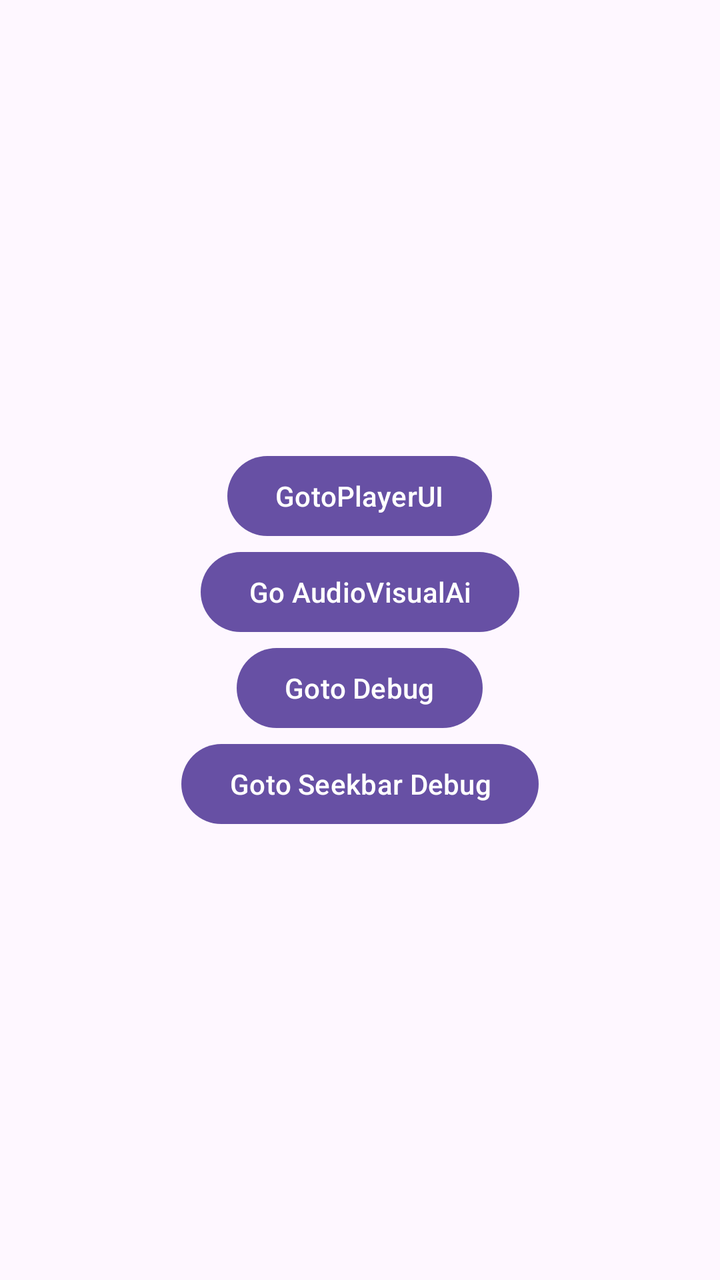
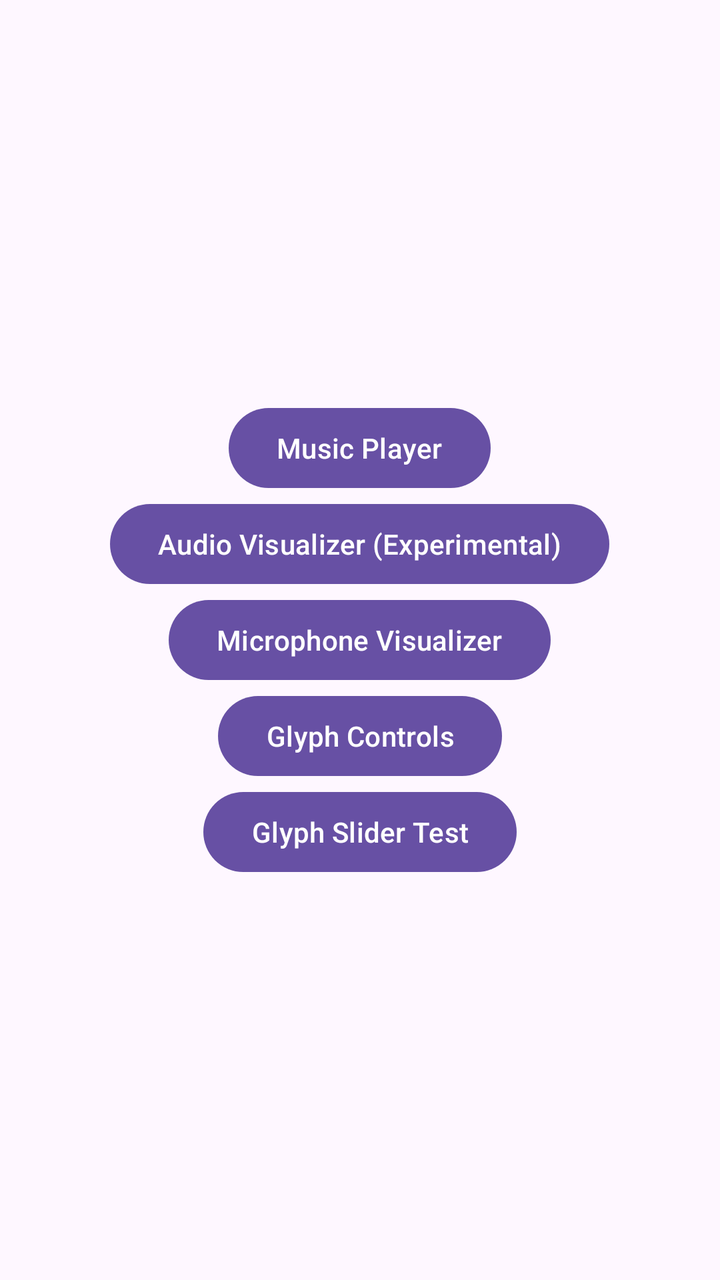

Two renders of the same Android screen: before a commit and after it. Below are the layout's source before the change and the commit's diff.
<!-- AndroidManifest.xml: application theme Theme.GlyphPlayer -->
<!-- res/layout/activity_main.xml -->
<?xml version="1.0" encoding="utf-8"?>
<androidx.constraintlayout.widget.ConstraintLayout xmlns:android="http://schemas.android.com/apk/res/android"
    xmlns:app="http://schemas.android.com/apk/res-auto"
    xmlns:tools="http://schemas.android.com/tools"
    android:id="@+id/main"
    android:layout_width="match_parent"
    android:layout_height="match_parent"
    tools:context=".ui.MainActivity">

    <LinearLayout
        android:layout_width="match_parent"
        android:layout_height="match_parent"
        android:orientation="vertical"
        android:gravity="center">


        <Button
            android:id="@+id/btnPlayerUI"
            android:layout_width="wrap_content"
            android:layout_height="wrap_content"
            android:text="GotoPlayerUI" />
        <Button
            android:id="@+id/btnGoAudioVisualAi"
            android:layout_width="wrap_content"
            android:layout_height="wrap_content"
            android:text="Go AudioVisualAi"/>

        <Button
            android:id="@+id/btnGoDebug"
            android:layout_width="wrap_content"
            android:layout_height="wrap_content"
            android:text="Goto Debug"/>

        <Button
            android:id="@+id/btnGoSeekbarDebug"
            android:layout_width="wrap_content"
            android:layout_height="wrap_content"
            android:text="Goto Seekbar Debug"/>

    </LinearLayout>

</androidx.constraintlayout.widget.ConstraintLayout>
<!-- resources referenced by this layout -->
<resources>
  <style name="Theme.GlyphPlayer" parent="Base.Theme.GlyphPlayer" />
  <style name="Base.Theme.GlyphPlayer" parent="Theme.Material3.DayNight.NoActionBar">
          
          
      </style>
</resources>

<!-- the commit's change to res/layout/activity_main.xml (unified diff, before → after) -->
@@ -18,24 +18,30 @@
             android:id="@+id/btnPlayerUI"
             android:layout_width="wrap_content"
             android:layout_height="wrap_content"
-            android:text="GotoPlayerUI" />
+            android:text="Music Player" />
         <Button
             android:id="@+id/btnGoAudioVisualAi"
             android:layout_width="wrap_content"
             android:layout_height="wrap_content"
-            android:text="Go AudioVisualAi"/>
+            android:text="Audio Visualizer (Experimental)"/>
+
+        <Button
+            android:id="@+id/btnMicrophoneVisualizer"
+            android:layout_width="wrap_content"
+            android:layout_height="wrap_content"
+            android:text="@string/microphone_visualizer" />
 
         <Button
             android:id="@+id/btnGoDebug"
             android:layout_width="wrap_content"
             android:layout_height="wrap_content"
-            android:text="Goto Debug"/>
+            android:text="Glyph Controls"/>
 
         <Button
             android:id="@+id/btnGoSeekbarDebug"
             android:layout_width="wrap_content"
             android:layout_height="wrap_content"
-            android:text="Goto Seekbar Debug"/>
+            android:text="Glyph Slider Test"/>
 
     </LinearLayout>
 
<!-- resource entries referenced after the edit -->
@@ -1,5 +1,6 @@
 <!-- resources referenced by this layout -->
 <resources>
+  <string name="microphone_visualizer">Microphone Visualizer</string>
   <style name="Theme.GlyphPlayer" parent="Base.Theme.GlyphPlayer" />
   <style name="Base.Theme.GlyphPlayer" parent="Theme.Material3.DayNight.NoActionBar">
           
